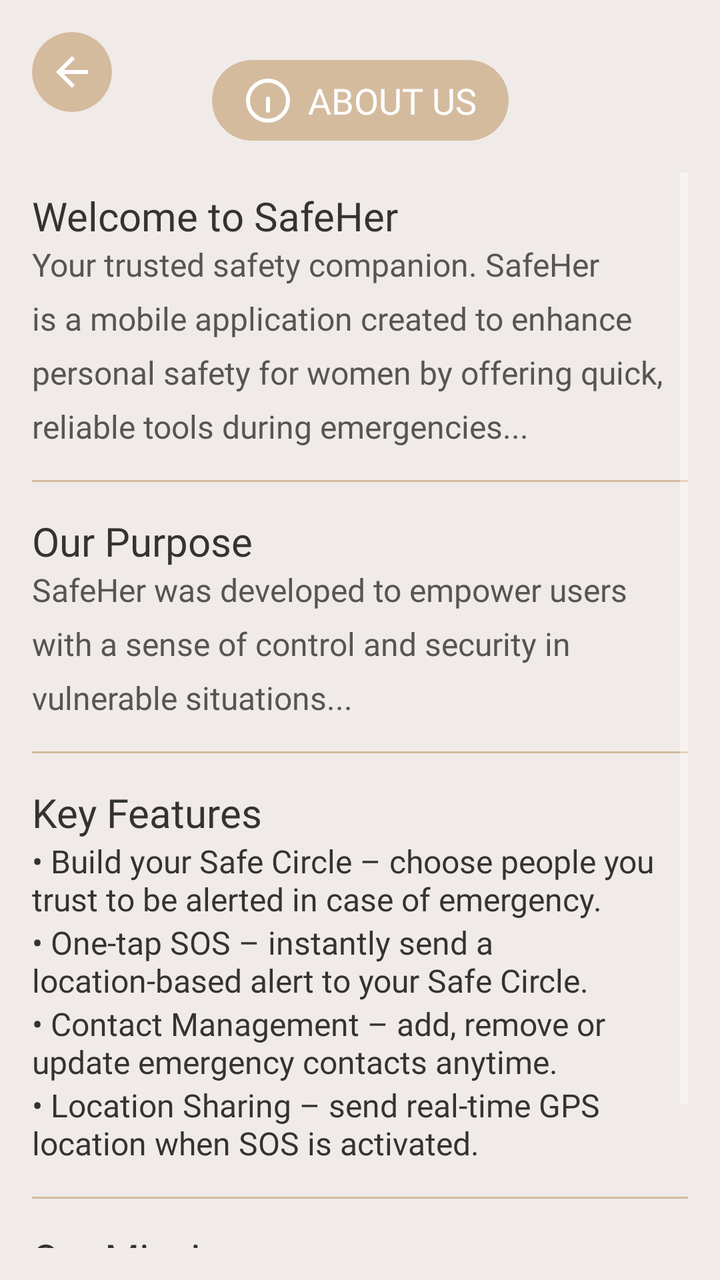
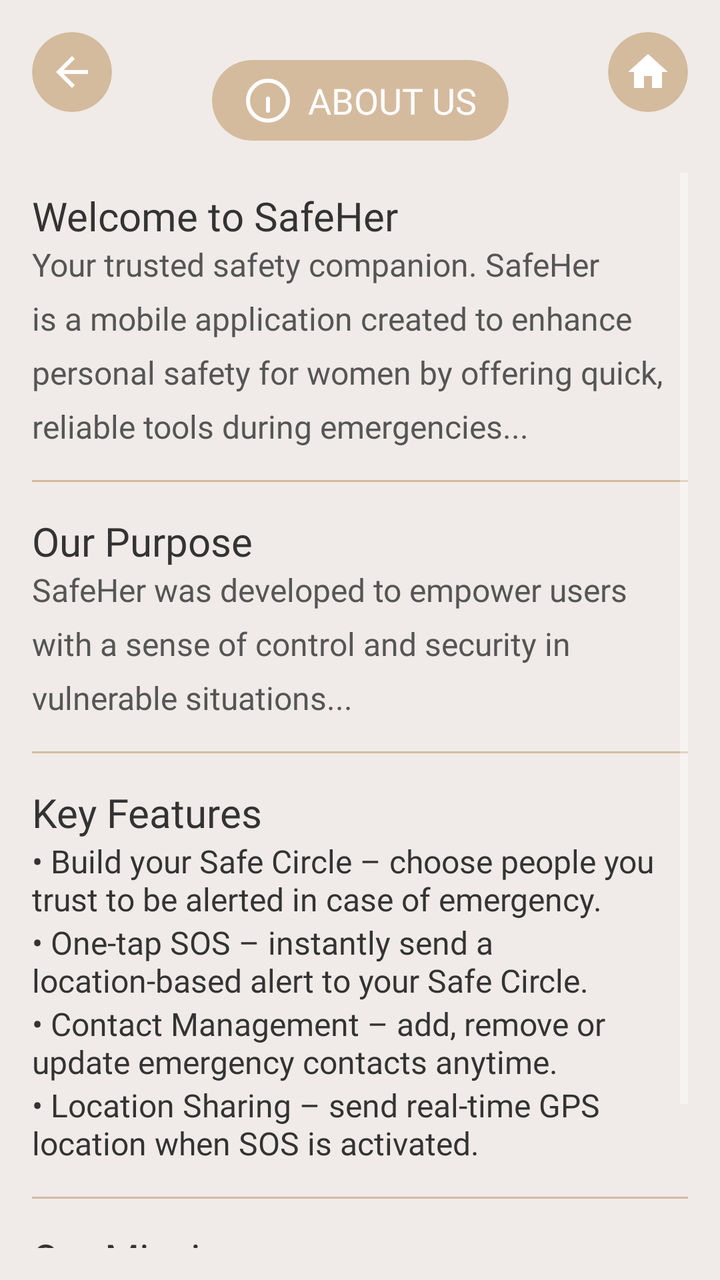

Compare the two renders of this Android layout. The source of the first and the diff that turns it into the second are given below.
<!-- AndroidManifest.xml: application theme Theme.SafeHer -->
<!-- res/layout/fragment_about_app.xml -->
<?xml version="1.0" encoding="utf-8"?>
<androidx.constraintlayout.widget.ConstraintLayout
    xmlns:android="http://schemas.android.com/apk/res/android"
    xmlns:app="http://schemas.android.com/apk/res-auto"
    android:id="@+id/aboutAppRoot"
    android:layout_width="match_parent"
    android:layout_height="match_parent"
    android:background="#f0ebe8">

    
    <com.google.android.material.card.MaterialCardView
        android:id="@+id/backButtonCard"
        android:layout_width="40dp"
        android:layout_height="40dp"
        android:layout_marginStart="16dp"
        android:layout_marginTop="16dp"
        app:cardBackgroundColor="#d4bb9e"
        app:cardCornerRadius="20dp"
        app:cardElevation="0dp"
        app:layout_constraintStart_toStartOf="parent"
        app:layout_constraintTop_toTopOf="parent">

        <ImageView
            android:id="@+id/backButton"
            android:layout_width="24dp"
            android:layout_height="24dp"
            android:layout_gravity="center"
            android:src="@drawable/ic_back"
            app:tint="@android:color/white" />
    </com.google.android.material.card.MaterialCardView>

    
    <com.google.android.material.card.MaterialCardView
        android:id="@+id/aboutUsTitleCard"
        android:layout_width="wrap_content"
        android:layout_height="wrap_content"
        android:layout_marginTop="30dp"
        app:cardBackgroundColor="#d4bb9e"
        app:cardCornerRadius="20dp"
        app:cardElevation="0dp"
        app:layout_constraintTop_toTopOf="parent"
        app:layout_constraintStart_toStartOf="parent"
        app:layout_constraintEnd_toEndOf="parent">

        <androidx.constraintlayout.widget.ConstraintLayout
            android:layout_width="wrap_content"
            android:layout_height="wrap_content"
            android:paddingHorizontal="16dp"
            android:paddingVertical="8dp">

            <ImageView
                android:id="@+id/infoIcon"
                android:layout_width="24dp"
                android:layout_height="24dp"
                android:src="@drawable/ic_info"
                app:layout_constraintBottom_toBottomOf="parent"
                app:layout_constraintStart_toStartOf="parent"
                app:layout_constraintTop_toTopOf="parent"
                app:tint="@android:color/white" />

            <TextView
                android:id="@+id/aboutUsTitle"
                android:layout_width="wrap_content"
                android:layout_height="wrap_content"
                android:layout_marginStart="8dp"
                android:fontFamily="@font/poppins"
                android:text="ABOUT US"
                android:textColor="@android:color/white"
                android:textSize="18sp"
                app:layout_constraintBottom_toBottomOf="parent"
                app:layout_constraintEnd_toEndOf="parent"
                app:layout_constraintStart_toEndOf="@id/infoIcon"
                app:layout_constraintTop_toTopOf="parent" />
        </androidx.constraintlayout.widget.ConstraintLayout>
    </com.google.android.material.card.MaterialCardView>

    
    <ScrollView
        android:id="@+id/scrollArea"
        android:layout_width="0dp"
        android:layout_height="0dp"
        android:layout_marginTop="16dp"
        android:layout_marginBottom="16dp"
        android:paddingHorizontal="16dp"
        app:layout_constraintTop_toBottomOf="@id/aboutUsTitleCard"
        app:layout_constraintBottom_toBottomOf="parent"
        app:layout_constraintStart_toStartOf="parent"
        app:layout_constraintEnd_toEndOf="parent">

        <LinearLayout
            android:layout_width="match_parent"
            android:layout_height="wrap_content"
            android:orientation="vertical">

            
            <TextView
                android:id="@+id/sectionWelcome"
                android:layout_width="wrap_content"
                android:layout_height="wrap_content"
                android:fontFamily="@font/poppins"
                android:text="Welcome to SafeHer"
                android:textSize="20sp"
                android:textColor="#333333"
                android:layout_marginTop="8dp" />

            <TextView
                android:id="@+id/textWelcome"
                android:layout_width="match_parent"
                android:layout_height="wrap_content"
                android:fontFamily="@font/poppins_regular"
                android:textColor="#555555"
                android:textSize="16sp"
                android:lineSpacingExtra="8dp"
                android:text="Your trusted safety companion. SafeHer is a mobile application created to enhance personal safety for women by offering quick, reliable tools during emergencies..." />

            
            <View
                android:layout_width="match_parent"
                android:layout_height="1dp"
                android:background="#d4bb9e"
                android:layout_marginVertical="16dp" />

            
            <TextView
                android:id="@+id/sectionPurpose"
                android:layout_width="wrap_content"
                android:layout_height="wrap_content"
                android:fontFamily="@font/poppins"
                android:text="Our Purpose"
                android:textSize="20sp"
                android:textColor="#333333" />

            <TextView
                android:id="@+id/textPurpose"
                android:layout_width="match_parent"
                android:layout_height="wrap_content"
                android:fontFamily="@font/poppins_regular"
                android:textColor="#555555"
                android:textSize="16sp"
                android:lineSpacingExtra="8dp"
                android:text="SafeHer was developed to empower users with a sense of control and security in vulnerable situations..." />

            
            <View
                android:layout_width="match_parent"
                android:layout_height="1dp"
                android:background="#d4bb9e"
                android:layout_marginVertical="16dp" />

            
            <TextView
                android:id="@+id/sectionFeatures"
                android:layout_width="wrap_content"
                android:layout_height="wrap_content"
                android:fontFamily="@font/poppins"
                android:text="Key Features"
                android:textSize="20sp"
                android:textColor="#333333" />

            <LinearLayout
                android:layout_width="match_parent"
                android:layout_height="wrap_content"
                android:orientation="vertical">

                <TextView
                    android:layout_width="match_parent"
                    android:layout_height="wrap_content"
                    android:fontFamily="@font/poppins_regular"
                    android:textSize="16sp"
                    android:textColor="#333333"
                    android:text="• Build your Safe Circle – choose people you trust to be alerted in case of emergency." />

                <TextView
                    android:layout_width="match_parent"
                    android:layout_height="wrap_content"
                    android:fontFamily="@font/poppins_regular"
                    android:textSize="16sp"
                    android:textColor="#333333"
                    android:text="• One-tap SOS – instantly send a location-based alert to your Safe Circle." />

                <TextView
                    android:layout_width="match_parent"
                    android:layout_height="wrap_content"
                    android:fontFamily="@font/poppins_regular"
                    android:textSize="16sp"
                    android:textColor="#333333"
                    android:text="• Contact Management – add, remove or update emergency contacts anytime." />

                <TextView
                    android:layout_width="match_parent"
                    android:layout_height="wrap_content"
                    android:fontFamily="@font/poppins_regular"
                    android:textSize="16sp"
                    android:textColor="#333333"
                    android:text="• Location Sharing – send real-time GPS location when SOS is activated." />

            </LinearLayout>

            
            <View
                android:layout_width="match_parent"
                android:layout_height="1dp"
                android:background="#d4bb9e"
                android:layout_marginVertical="16dp" />

            
            <TextView
                android:id="@+id/sectionMission"
                android:layout_width="wrap_content"
                android:layout_height="wrap_content"
                android:fontFamily="@font/poppins"
                android:text="Our Mission"
                android:textSize="20sp"
                android:textColor="#333333" />

            <TextView
                android:id="@+id/textMission"
                android:layout_width="match_parent"
                android:layout_height="wrap_content"
                android:fontFamily="@font/poppins_regular"
                android:textColor="#555555"
                android:textSize="16sp"
                android:lineSpacingExtra="8dp"
                android:layout_marginBottom="16dp"
                android:text="To make personal safety accessible, discreet, and effective – no matter where you are." />

        </LinearLayout>
    </ScrollView>

</androidx.constraintlayout.widget.ConstraintLayout>
<!-- resources referenced by this layout -->
<resources>
  <!-- drawable ic_back (drawable) -->
  <?xml version="1.0" encoding="utf-8"?>
  <vector xmlns:android="http://schemas.android.com/apk/res/android"
      android:width="24dp"
      android:height="24dp"
      android:viewportWidth="24"
      android:viewportHeight="24">
      <path
          android:fillColor="#000000"
          android:pathData="M20,11H7.83l5.59,-5.59L12,4l-8,8 8,8 1.41,-1.41L7.83,13H20v-2z"/>
  </vector>
  <!-- drawable ic_info (drawable) -->
  <vector xmlns:android="http://schemas.android.com/apk/res/android"
      android:width="24dp"
      android:height="24dp"
      android:viewportWidth="24"
      android:viewportHeight="24">
      <path
          android:fillColor="#00000000"
          android:pathData="M12,12m-10,0a10,10 0,1 1,20 0a10,10 0,1 1,-20 0"
          android:strokeWidth="2"
          android:strokeColor="#000000"/>
      <path
          android:fillColor="#000000"
          android:pathData="M12,7L12,9"/>
      <path
          android:fillColor="#000000"
          android:pathData="M12,11L12,17"
          android:strokeWidth="2"
          android:strokeColor="#000000"
          android:strokeLineCap="round"/>
  </vector>
  <style name="Theme.SafeHer" parent="Base.Theme.SafeHer" />
  <style name="Base.Theme.SafeHer" parent="Theme.MaterialComponents.NoActionBar">
          
          
      </style>
</resources>

<!-- the commit's change to res/layout/fragment_about_app.xml (unified diff, before → after) -->
@@ -29,6 +29,28 @@
             app:tint="@android:color/white" />
     </com.google.android.material.card.MaterialCardView>
 
+    <androidx.cardview.widget.CardView
+        android:id="@+id/homeButtonCard"
+        android:layout_width="40dp"
+        android:layout_height="40dp"
+        android:layout_marginTop="16dp"
+        android:layout_marginEnd="16dp"
+        app:cardBackgroundColor="#d4bb9e"
+        app:cardCornerRadius="20dp"
+        app:cardElevation="0dp"
+        app:layout_constraintEnd_toEndOf="parent"
+        app:layout_constraintTop_toTopOf="parent">
+
+        <ImageView
+            android:id="@+id/homeButton"
+            android:layout_width="24dp"
+            android:layout_height="24dp"
+            android:layout_gravity="center"
+            android:contentDescription="Home"
+            android:src="@drawable/ic_home"
+            app:tint="#FFFFFF" />
+    </androidx.cardview.widget.CardView>
+
     
     <com.google.android.material.card.MaterialCardView
         android:id="@+id/aboutUsTitleCard"
<!-- resource entries referenced after the edit -->
@@ -10,6 +10,12 @@
       <path
           android:fillColor="#000000"
           android:pathData="M20,11H7.83l5.59,-5.59L12,4l-8,8 8,8 1.41,-1.41L7.83,13H20v-2z"/>
+  </vector>
+  <!-- drawable ic_home (drawable) -->
+  <vector xmlns:android="http://schemas.android.com/apk/res/android" android:height="24dp" android:tint="#000000" android:viewportHeight="24" android:viewportWidth="24" android:width="24dp">
+  
+      <path android:fillColor="@android:color/white" android:pathData="M10,20v-6h4v6h5v-8h3L12,3 2,12h3v8z"/>
+  
   </vector>
   <!-- drawable ic_info (drawable) -->
   <vector xmlns:android="http://schemas.android.com/apk/res/android"
